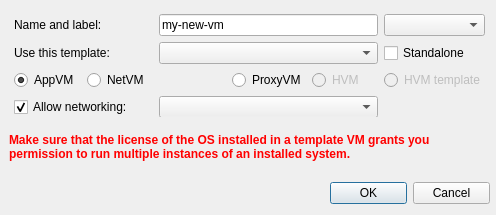
Before: the Qt Designer form ui/newappvmdlg.ui in QubesOS/qubes-manager, drawn with Qt 5.
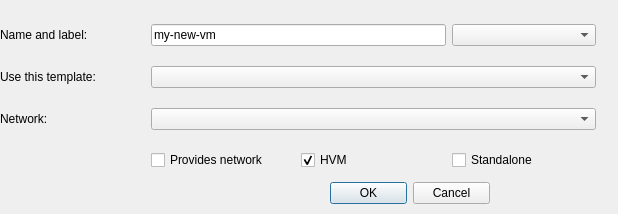
After: the same form once the commit is applied. Icons and pictures are not drawn.

What changed in the file:
```diff
--- a/ui/newappvmdlg.ui
+++ b/ui/newappvmdlg.ui
@@ -6,8 +6,8 @@
    <rect>
     <x>0</x>
     <y>0</y>
-    <width>496</width>
-    <height>215</height>
+    <width>618</width>
+    <height>214</height>
    </rect>
   </property>
   <property name="windowTitle">
@@ -16,44 +16,6 @@
   <property name="windowIcon">
    <iconset theme="qubes-manager"/>
   </property>
-  <widget class="QFrame" name="hvmtemplatewarningbox">
-   <property name="geometry">
-    <rect>
-     <x>9</x>
-     <y>117</y>
-     <width>481</width>
-     <height>56</height>
-    </rect>
-   </property>
-   <property name="frameShape">
-    <enum>QFrame::NoFrame</enum>
-   </property>
-   <property name="frameShadow">
-    <enum>QFrame::Raised</enum>
-   </property>
-   <widget class="QLabel" name="hvmtemplatewarning">
-    <property name="enabled">
-     <bool>true</bool>
-    </property>
-    <property name="geometry">
-     <rect>
-      <x>0</x>
-      <y>0</y>
-      <width>471</width>
-      <height>61</height>
-     </rect>
-    </property>
-    <property name="text">
-     <string>&lt;html&gt;&lt;head/&gt;&lt;body&gt;&lt;p&gt;&lt;span style=&quot; font-weight:600; color:#ff0000;&quot;&gt;Make sure that the license of the OS installed in a template VM grants you permission to run multiple instances of an installed system.&lt;/span&gt;&lt;/p&gt;&lt;/body&gt;&lt;/html&gt;</string>
-    </property>
-    <property name="alignment">
-     <set>Qt::AlignLeading|Qt::AlignLeft|Qt::AlignVCenter</set>
-    </property>
-    <property name="wordWrap">
-     <bool>true</bool>
-    </property>
-   </widget>
-  </widget>
   <widget class="QDialogButtonBox" name="buttonBox">
    <property name="geometry">
     <rect>
@@ -70,42 +32,45 @@
     <set>QDialogButtonBox::Cancel|QDialogButtonBox::Ok</set>
    </property>
   </widget>
-  <widget class="QWidget" name="">
+  <widget class="QWidget" name="layoutWidget">
    <property name="geometry">
     <rect>
-     <x>14</x>
-     <y>14</y>
-     <width>471</width>
-     <height>103</height>
+     <x>0</x>
+     <y>10</y>
+     <width>596</width>
+     <height>175</height>
     </rect>
    </property>
    <layout class="QGridLayout" name="gridLayout">
-    <item row="0" column="0" colspan="2">
-     <widget class="QLabel" name="label">
-      <property name="text">
-       <string>Name and label:</string>
-      </property>
-      <property name="buddy">
-       <cstring>vmname</cstring>
-      </property>
-     </widget>
-    </item>
-    <item row="0" column="2" colspan="3">
-     <widget class="QLineEdit" name="vmname">
-      <property name="text">
-       <string>my-new-vm</string>
-      </property>
-     </widget>
-    </item>
-    <item row="0" column="5">
-     <widget class="QComboBox" name="vmlabel">
+    <item row="0" column="3">
+     <widget class="QComboBox" name="label">
       <property name="frame">
        <bool>true</bool>
       </property>
      </widget>
     </item>
-    <item row="1" column="0" colspan="2">
-     <widget class="QLabel" name="label_2">
+    <item row="0" column="1" colspan="2">
+     <widget class="QLineEdit" name="name">
+      <property name="text">
+       <string>my-new-vm</string>
+      </property>
+     </widget>
+    </item>
+    <item row="0" column="0">
+     <widget class="QLabel" name="name_label">
+      <property name="text">
+       <string>Name and label:</string>
+      </property>
+      <property name="buddy">
+       <cstring>name</cstring>
+      </property>
+     </widget>
+    </item>
+    <item row="2" column="1" colspan="3">
+     <widget class="QComboBox" name="netvm"/>
+    </item>
+    <item row="1" column="0">
+     <widget class="QLabel" name="template_label">
       <property name="text">
        <string>Use this template:</string>
       </property>
@@ -114,72 +79,42 @@
       </property>
      </widget>
     </item>
-    <item row="1" column="2" colspan="3">
-     <widget class="QComboBox" name="template_name"/>
-    </item>
-    <item row="1" column="5">
-     <widget class="QCheckBox" name="standalone">
-      <property name="text">
-       <string>Standalone</string>
-      </property>
-     </widget>
+    <item row="1" column="1" colspan="3">
+     <widget class="QComboBox" name="template_vm"/>
     </item>
     <item row="2" column="0">
-     <widget class="QRadioButton" name="appvm_radio">
+     <widget class="QLabel" name="netvm_label">
       <property name="text">
-       <string>AppVM</string>
+       <string>Network:</string>
       </property>
-      <property name="checked">
-       <bool>true</bool>
+      <property name="buddy">
+       <cstring>template_vm</cstring>
       </property>
      </widget>
     </item>
-    <item row="2" column="1" colspan="2">
-     <widget class="QRadioButton" name="netvm_radio">
-      <property name="text">
-       <string>NetVM</string>
-      </property>
-     </widget>
-    </item>
-    <item row="2" column="3">
-     <widget class="QRadioButton" name="proxyvm_radio">
-      <property name="text">
-       <string>ProxyVM</string>
-      </property>
-     </widget>
-    </item>
-    <item row="2" column="4">
-     <widget class="QRadioButton" name="hvm_radio">
-      <property name="enabled">
-       <bool>false</bool>
-      </property>
+    <item row="3" column="2">
+     <widget class="QCheckBox" name="hvm">
       <property name="text">
        <string>HVM</string>
       </property>
-     </widget>
-    </item>
-    <item row="2" column="5">
-     <widget class="QRadioButton" name="hvmtpl_radio">
-      <property name="enabled">
-       <bool>false</bool>
-      </property>
-      <property name="text">
-       <string>HVM template</string>
-      </property>
-     </widget>
-    </item>
-    <item row="3" column="0" colspan="2">
-     <widget class="QCheckBox" name="allow_networking">
-      <property name="text">
-       <string>Allow networking:</string>
-      </property>
       <property name="checked">
        <bool>true</bool>
       </property>
      </widget>
     </item>
-    <item row="3" column="2" colspan="3">
-     <widget class="QComboBox" name="netvm_name"/>
+    <item row="3" column="1">
+     <widget class="QCheckBox" name="provides_network">
+      <property name="text">
+       <string>Provides network</string>
+      </property>
+     </widget>
+    </item>
+    <item row="3" column="3">
+     <widget class="QCheckBox" name="standalone">
+      <property name="text">
+       <string>Standalone</string>
+      </property>
+     </widget>
     </item>
    </layout>
   </widget>
```
Left out of the diff: 20 changed lines with no effect on the pictures.
